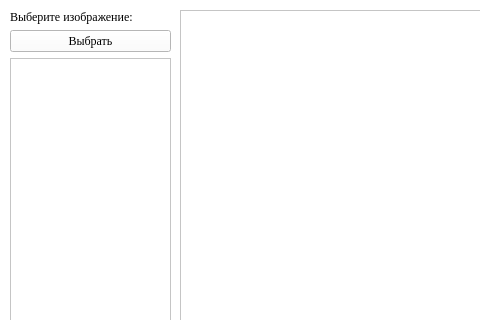
This is src/MvpPython/view/MainWindow.ui in Ket0o/TrialSignaturesWF as Qt 5 draws it before an edit; both pictures show x 0 to 480 and y 0 to 320 of the 800 by 691 pixel window. The edited form follows.
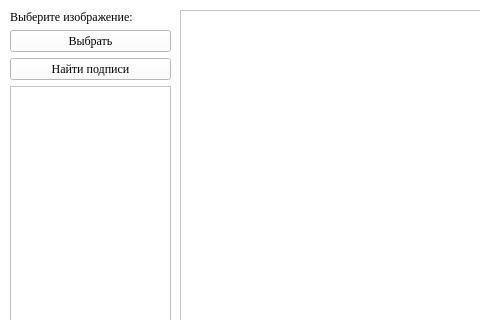
This is the edited form.

Commit message: feat: add a button to find signatures and convert a new window with a button to a py file.

Patch:
```diff
--- a/src/MvpPython/view/MainWindow.ui
+++ b/src/MvpPython/view/MainWindow.ui
@@ -65,6 +65,13 @@
          </property>
         </widget>
        </item>
+       <item>
+        <widget class="QPushButton" name="findSignaturesButton">
+         <property name="text">
+          <string>Найти подписи</string>
+         </property>
+        </widget>
+       </item>
       </layout>
      </item>
      <item>
```
The commit also changes 1 other file.
